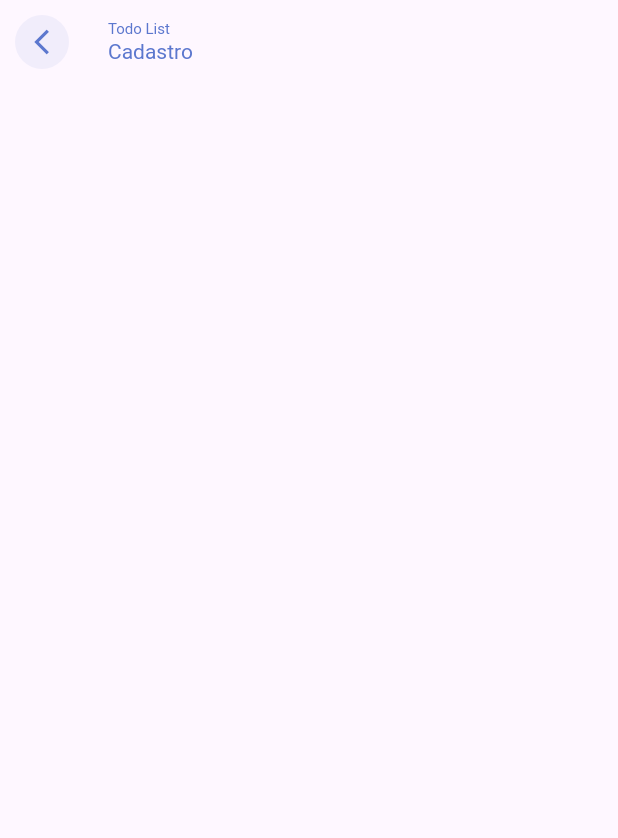
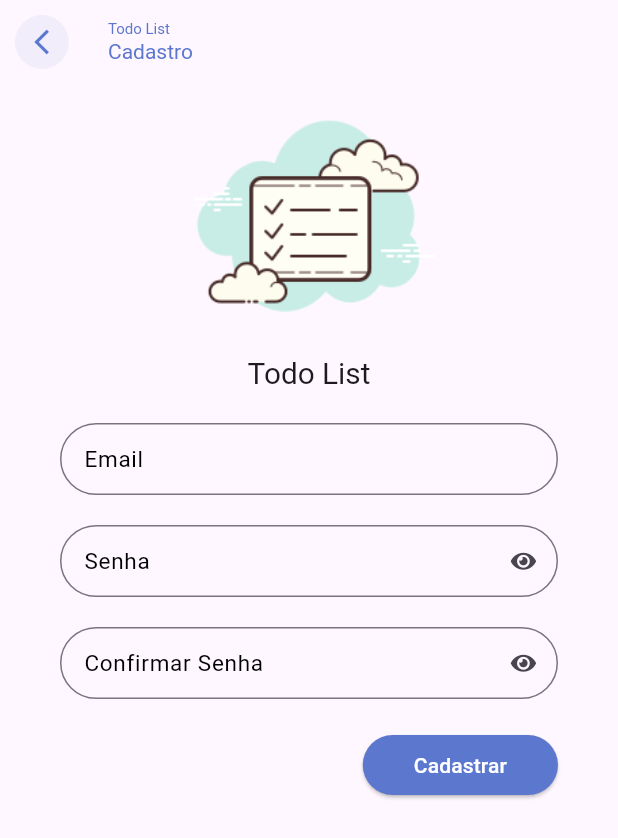
Before and after one commit to LucianoFraga27/Handson-ProviderSqlite, a Flutter app: the RegisterPage screen opened directly, on a phone screen of 412 x 824 dp. Shown: the top 838 px of the screen. Run offline on Flutter 3.47's test engine with Material 3 defaults, Android fonts, the phone set to English and light mode, and no system bars; our stand-ins replace flutter_signin_button, sqflite, sqflite_common, synchronized; accounts and stored records are empty.

Commit message:
M3 pt3
concluindo layout da tela de cadastro

```diff
--- a/todo_list/lib/app/modules/auth/register/register_page.dart
+++ b/todo_list/lib/app/modules/auth/register/register_page.dart
@@ -1,5 +1,7 @@
 import 'package:flutter/material.dart';
 import 'package:todo_list/app/core/ui/theme_extensions.dart';
+import 'package:todo_list/app/core/widget/todo_list_field.dart';
+import 'package:todo_list/app/core/widget/todo_list_logo.dart';
 
 class RegisterPage extends StatelessWidget {
   const RegisterPage({super.key});
@@ -11,8 +13,10 @@ class RegisterPage extends StatelessWidget {
         title: Column(
           crossAxisAlignment: CrossAxisAlignment.start,
           children: [
-            Text("Todo List", style: TextStyle(fontSize: 10, color: context.primaryColor)),
-            Text("Cadastro", style: TextStyle(fontSize: 14, color: context.primaryColor))
+            Text("Todo List",
+                style: TextStyle(fontSize: 10, color: context.primaryColor)),
+            Text("Cadastro",
+                style: TextStyle(fontSize: 14, color: context.primaryColor))
           ],
         ),
         automaticallyImplyLeading:
@@ -31,7 +35,53 @@ class RegisterPage extends StatelessWidget {
           onPressed: () => Navigator.pop(context),
         ),
       ),
-      body: Container(),
+      body: ListView(
+        children: [
+          SizedBox(
+            height: MediaQuery.of(context).size.height / 4,
+            child: const FittedBox(
+              fit: BoxFit.fitHeight,
+              child: TodoListLogo(),
+            ),
+          ),
+          Padding(
+            padding: const EdgeInsets.symmetric(horizontal: 40, vertical: 20),
+            child: Form(
+                child: Column(
+              children: [
+                TodoListField(label: "Email"),
+                const SizedBox(height: 20),
+                TodoListField(
+                  label: "Senha",
+                  obscureText: true,
+                ),
+                const SizedBox(height: 20),
+                TodoListField(
+                  label: "Confirmar Senha",
+                  obscureText: true,
+                ),
+                const SizedBox(height: 20),
+                Align(
+                  alignment: Alignment.bottomRight,
+                  child: ElevatedButton(
+                    onPressed: () {},
+                    style: ElevatedButton.styleFrom(
+                        shape: RoundedRectangleBorder(
+                            borderRadius: BorderRadius.circular(20))),
+                    child: const Padding(
+                      padding: EdgeInsets.all(10.0),
+                      child: Text(
+                        "Cadastrar",
+                        style: TextStyle(color: Colors.white),
+                      ),
+                    ),
+                  ),
+                )
+              ],
+            )),
+          )
+        ],
+      ),
     );
   }
 }
```
